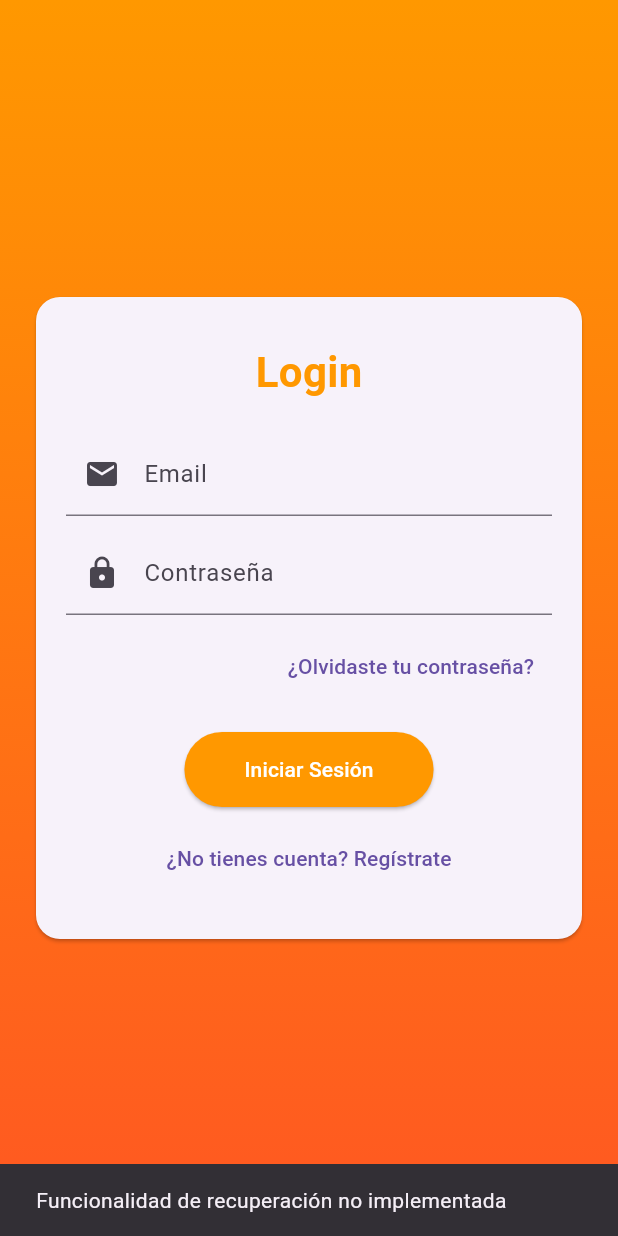
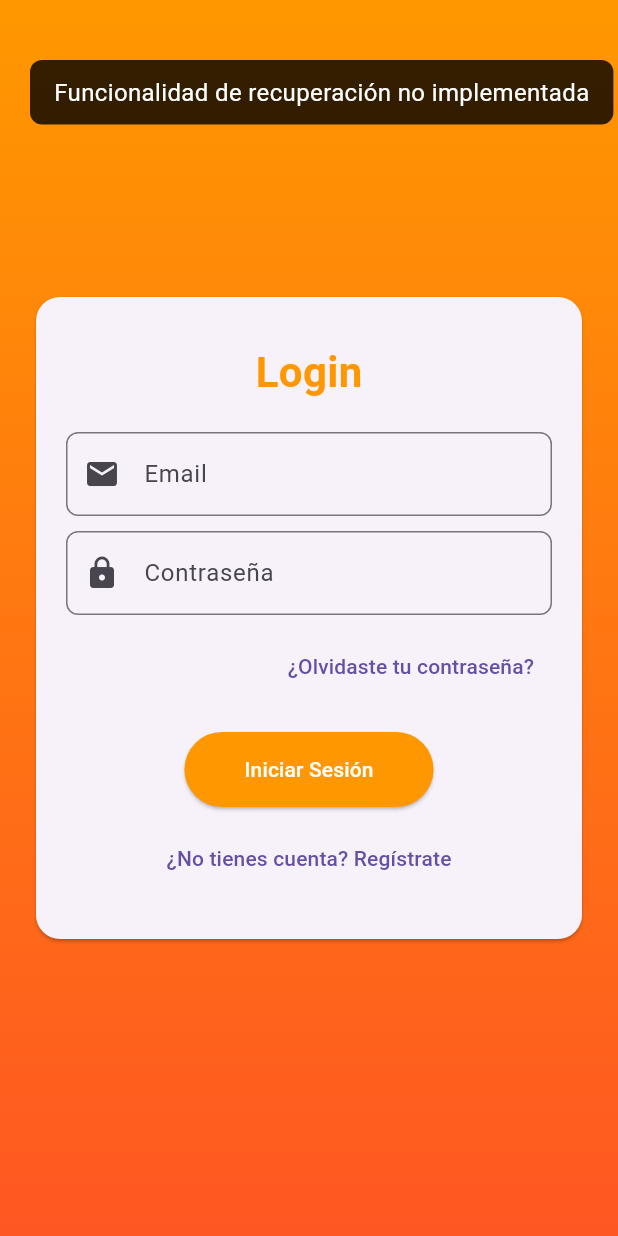
Before and after one commit to GueRodev/Cuarta1-FlutterApp, a Flutter app: the LoginPage screen opened by its route, after a tap on "¿Olvidaste tu contraseña?", on a phone screen of 412 x 824 dp. Run offline on Flutter 3.47's test engine with Material 3 defaults, Android fonts, the phone set to English and light mode, and no system bars.

```diff
--- a/lib/main.dart
+++ b/lib/main.dart
@@ -3,6 +3,9 @@ import 'pages/starter_page.dart';
 import 'pages/login_page.dart';
 import 'pages/register_page.dart';
 import 'pages/welcome_page.dart';
+import 'pages/dashboard_page.dart';
+
+
 
 // Simularemos un "backend" con un mapa de usuarios registrados.
 Map<String, String> registeredUsers = {
@@ -33,6 +36,7 @@ class MyApp extends StatelessWidget {
         '/login': (context) => const LoginPage(),
         '/register': (context) => const RegisterPage(),
         '/welcome': (context) => const WelcomePage(),
+        '/dashboard': (context) => const DashboardPage(),
       },
     );
   }
--- a/lib/pages/login_page.dart
+++ b/lib/pages/login_page.dart
@@ -2,7 +2,7 @@ import 'package:flutter/material.dart';
 import '../main.dart'; // Para acceder a registeredUsers
 
 class LoginPage extends StatefulWidget {
-  const LoginPage({Key? key}) : super(key: key);
+  const LoginPage({super.key}); // Usamos super.key
 
   @override
   State<LoginPage> createState() => _LoginPageState();
@@ -13,12 +13,12 @@ class _LoginPageState extends State<LoginPage> {
   final _emailController = TextEditingController();
   final _passwordController = TextEditingController();
 
-  // Simple validación de email usando expresión regular
+  // Validación básica de email
   String? _validateEmail(String? value) {
     if (value == null || value.isEmpty) {
       return 'Ingresa tu correo electrónico';
     }
-    // Expresión regular muy básica para emails
+    // Expresión regular básica para emails
     final emailRegex = RegExp(r'^[^@]+@[^@]+\.[^@]+');
     if (!emailRegex.hasMatch(value)) {
       return 'Formato de correo inválido';
@@ -37,14 +37,47 @@ class _LoginPageState extends State<LoginPage> {
     return null;
   }
 
+  /// Muestra una notificación en la esquina superior izquierda
+  /// y la remueve automáticamente después de 3 segundos.
+  OverlayEntry _showNotification(String message) {
+    // Eliminamos el operador ! para evitar la advertencia
+    final overlay = Overlay.of(context);
+
+    final overlayEntry = OverlayEntry(
+      builder: (context) => Positioned(
+        top: 40,
+        left: 20,
+        child: Material(
+          color: Colors.transparent,
+          child: Container(
+            padding: const EdgeInsets.symmetric(horizontal: 16, vertical: 10),
+            decoration: BoxDecoration(
+              color: Colors.black.withAlpha(204), // ~80% de opacidad
+              borderRadius: BorderRadius.circular(8),
+            ),
+            child: Text(
+              message,
+              style: const TextStyle(color: Colors.white, fontSize: 16),
+            ),
+          ),
+        ),
+      ),
+    );
+    overlay.insert(overlayEntry);
+
+    Future.delayed(const Duration(seconds: 3), () {
+      if (mounted) overlayEntry.remove();
+    });
+    return overlayEntry;
+  }
+
   void _login() {
     if (_formKey.currentState!.validate()) {
       final email = _emailController.text.trim();
       final password = _passwordController.text.trim();
 
       // Validamos contra nuestro "mapa" de usuarios registrados
-      if (registeredUsers.containsKey(email) &&
-          registeredUsers[email] == password) {
+      if (registeredUsers.containsKey(email) && registeredUsers[email] == password) {
         // Si coincide, navegamos a la página de bienvenida
         Navigator.pushNamed(
           context,
@@ -52,27 +85,21 @@ class _LoginPageState extends State<LoginPage> {
           arguments: email, // pasamos el email como argumento
         );
       } else {
-        // Mostramos un mensaje de error
-        ScaffoldMessenger.of(context).showSnackBar(
-          const SnackBar(content: Text('Correo o contraseña incorrectos')),
-        );
+        // Mostramos notificación en la esquina superior izquierda
+        _showNotification('Correo o contraseña incorrectos');
       }
     }
   }
 
   void _recoverPassword() {
-    // Muestra un simple SnackBar simulando la recuperación
-    ScaffoldMessenger.of(context).showSnackBar(
-      const SnackBar(
-        content: Text('Funcionalidad de recuperación no implementada'),
-      ),
-    );
+    // Muestra una notificación en la esquina superior izquierda
+    _showNotification('Funcionalidad de recuperación no implementada');
   }
 
   @override
   Widget build(BuildContext context) {
     return Scaffold(
-      // Un fondo con color degradado similar
+      // Fondo degradado similar al de las demás pantallas
       body: Container(
         decoration: const BoxDecoration(
           gradient: LinearGradient(
@@ -112,9 +139,16 @@ class _LoginPageState extends State<LoginPage> {
                       TextFormField(
                         controller: _emailController,
                         keyboardType: TextInputType.emailAddress,
-                        decoration: const InputDecoration(
+                        decoration: InputDecoration(
                           labelText: 'Email',
-                          prefixIcon: Icon(Icons.email),
+                          prefixIcon: const Icon(Icons.email),
+                          errorStyle: const TextStyle(
+                            color: Colors.red,
+                            fontWeight: FontWeight.bold,
+                          ),
+                          border: OutlineInputBorder(
+                            borderRadius: BorderRadius.circular(8),
+                          ),
                         ),
                         validator: _validateEmail,
                       ),
@@ -123,9 +157,16 @@ class _LoginPageState extends State<LoginPage> {
                       TextFormField(
                         controller: _passwordController,
                         obscureText: true,
-                        decoration: const InputDecoration(
+                        decoration: InputDecoration(
                           labelText: 'Contraseña',
-                          prefixIcon: Icon(Icons.lock),
+                          prefixIcon: const Icon(Icons.lock),
+                          errorStyle: const TextStyle(
+                            color: Colors.red,
+                            fontWeight: FontWeight.bold,
+                          ),
+                          border: OutlineInputBorder(
+                            borderRadius: BorderRadius.circular(8),
+                          ),
                         ),
                         validator: _validatePassword,
                       ),
```
Also changed, not shown: lib/pages/dashboard_page.dart (added, +120 -0 lines), lib/pages/register_page.dart (+95 -22 lines), lib/pages/welcome_page.dart (+83 -19 lines).
